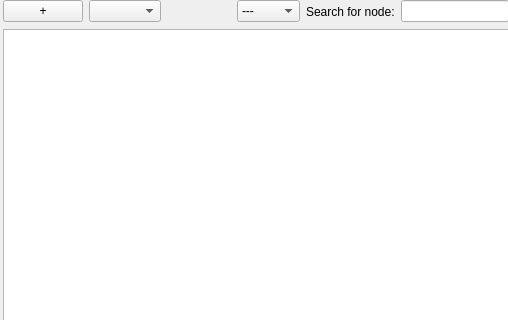
Above: src/pySUMOQt/Designer/GraphWidget.ui from pySUMO/pysumo before the change; both pictures show x 0 to 508 and y 0 to 320 of the 889 by 680 pixel window. Below: the same form after it.
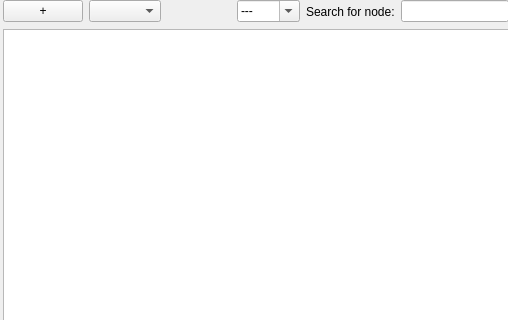
That is the form after the change.

Commit message: GraphWidget Free use of abstract graph Resize root node

The edit to the form file:
```diff
--- a/src/pySUMOQt/Designer/GraphWidget.ui
+++ b/src/pySUMOQt/Designer/GraphWidget.ui
@@ -98,6 +98,9 @@
         <verstretch>0</verstretch>
        </sizepolicy>
       </property>
+      <property name="editable">
+       <bool>true</bool>
+      </property>
       <property name="sizeAdjustPolicy">
        <enum>QComboBox::AdjustToMinimumContentsLength</enum>
       </property>
```
Left out of the diff: 8 changed lines with no effect on the pictures. The commit also changes 2 other files.
